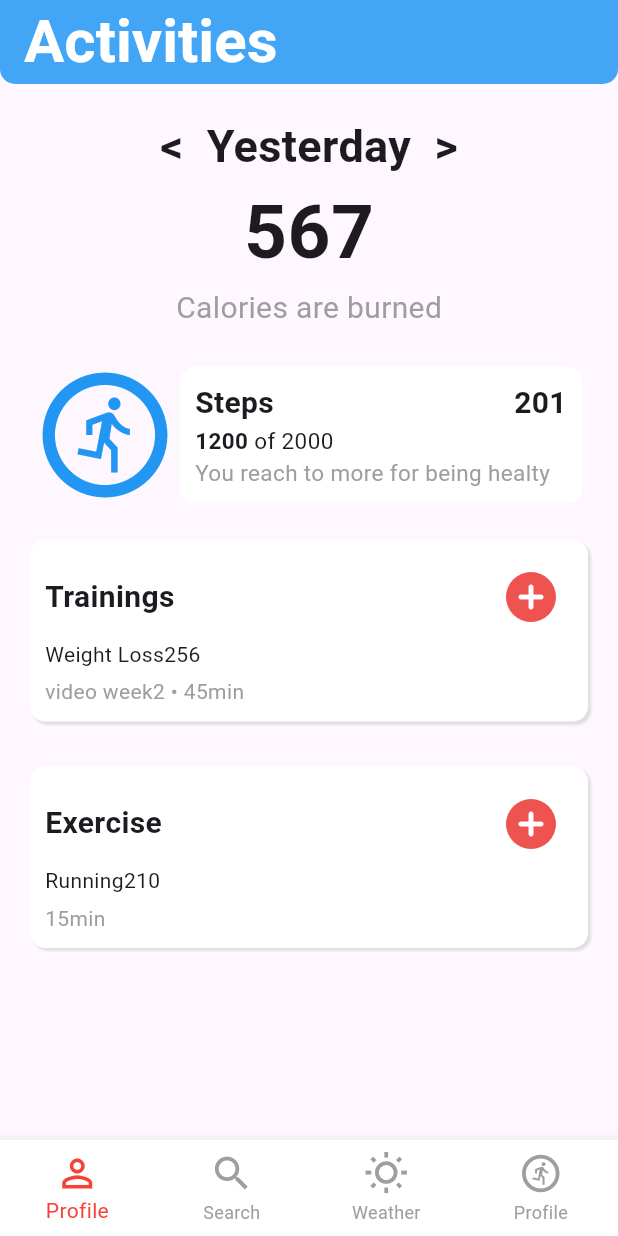
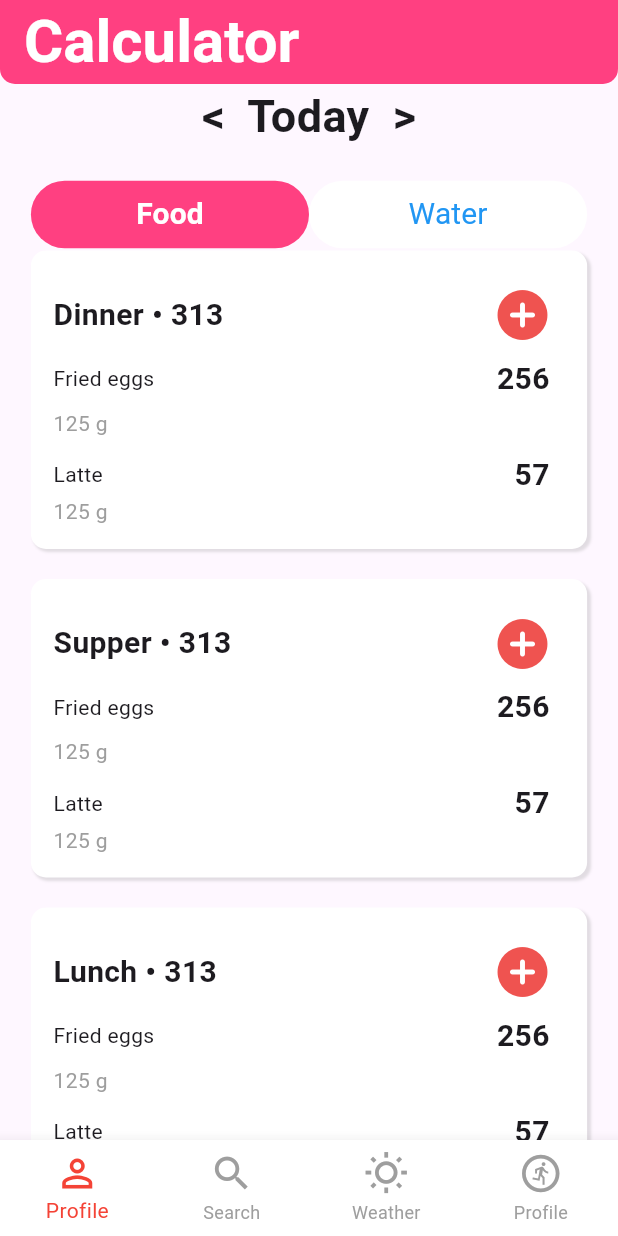
Before and after one commit to TOM-TITO-coder/Flutter_with_salaIT, a Flutter app: the screen it shows after launch, after a tap on the "add circle" icon, on a phone screen of 412 x 824 dp. Run offline on Flutter 3.47's test engine with Material 3 defaults, Android fonts, the phone set to English and light mode, and no system bars.

Commit message:
Exercise 02

```diff
--- a/lib/main.dart
+++ b/lib/main.dart
@@ -36,10 +36,11 @@
 
   @override
   Widget build(BuildContext context) {
+
     return Scaffold(
       appBar: AppBar(
         title: const Text(
-          "Activities",
+          "Calculator",
           style: TextStyle(
             color: Colors.white,
             fontSize: 40,
@@ -54,7 +55,7 @@
             bottomRight: Radius.circular(10)
           )
         ),
-        backgroundColor: Colors.blue[400],
+        backgroundColor: Colors.pinkAccent,
       ),
 
       body: _buildUI(context),
@@ -94,132 +95,155 @@
 }
 
 Widget _buildUI(BuildContext context){
+ final size = MediaQuery.of(context).size;
  return SafeArea(
-   child: Container(
-    padding: const EdgeInsets.all(20),
+   child: SizedBox(
+    //padding: const EdgeInsets.all(20),
     width: MediaQuery.of(context).size.width * 1,
     height: MediaQuery.of(context).size.height * 1,
     child: Center(
+      child: SingleChildScrollView(
         child: Column(
           children: [
             const Column(
               children: [
                 Text(
-                "<  Yesterday  >",
+                  "<  Today  >",
                   style: TextStyle(
                     fontWeight: FontWeight.bold,
                     fontSize: 30,
                   ),
                 ),
-              Text(
-                "567",
+              ],
+            ),
+
+            const SizedBox(height: 20,),
+            Row(
+              mainAxisAlignment: MainAxisAlignment.center,
+              children: [
+                TextButton(
+                  onPressed: (){},
+                  style: ButtonStyle(
+                    backgroundColor: const MaterialStatePropertyAll(Colors.pinkAccent),
+                    minimumSize: MaterialStatePropertyAll(
+                      Size(
+                        size.width * 0.45,
+                        size.height * 0.03,
+                      ),
+                    ),
+                  ),
+                  child: const Text(
+                    "Food",
                     style: TextStyle(
                       fontWeight: FontWeight.bold,
-                  fontSize: 50,
+                      fontSize: 20,
+                      color: Colors.white
                     ),
                   ),
-              Text(
-                "Calories are burned",
+                ),
+                TextButton(
+                  onPressed: (){},
+                  style: ButtonStyle(
+                    backgroundColor: const MaterialStatePropertyAll(Colors.white),
+                    minimumSize: MaterialStatePropertyAll(
+                      Size(
+                        size.width * 0.45,
+                        size.height * 0.03,
+                      ),
+                    ),
+                    overlayColor: const MaterialStatePropertyAll(Colors.pinkAccent)
+                  ),
+                  child: const Text(
+                    "Water",
                     style: TextStyle(
                       fontWeight: FontWeight.normal,
                       fontSize: 20,
-                  color: Colors.grey
+                      color: Colors.blue
+                    ),
                   ),
                 ),
               ],
             ),
-          const SizedBox(height: 20,),
-          Row(
+            SingleChildScrollView(
+              child: Column(
                 children: [
-              const SizedBox(
-                child: Icon(
-                  Icons.run_circle_outlined,
-                  size: 100,
-                  color: Colors.blue,
+                  cardUI(
+                    context,
+                    title: "Dinner • 313",
+                    description: "Fried eggs",
+                    calories: "256",
+                    icon: Icons.add_circle_rounded,
+                    onButtonPressed: () {
+
+                    },
                   ),
+                  const SizedBox(height: 20.0),
+                  cardUI(
+                    context,
+                    title: "Supper • 313",
+                    description: "Fried eggs",
+                    calories: "256",
+                    icon: Icons.add_circle_rounded,
+                    onButtonPressed: () {
+
+                    },
                   ),
-              Container(
-                width: MediaQuery.of(context).size.width * 0.65,
-                padding: const EdgeInsets.all(10),
-                decoration: BoxDecoration(
-                  borderRadius: BorderRadius.circular(10),
-                  color: Colors.white,
-                  boxShadow: [
-                    BoxShadow(
-                      color: Colors.grey.withOpacity(0.0),
-                      offset: const Offset(0.0, 3.0),
-                      blurRadius: 1.0,
-                    )
-                  ]
+                  const SizedBox(height: 20.0),
+                  cardUI(
+                    context,
+                    title: "Lunch • 313",
+                    description: "Fried eggs",
+                    calories: "256",
+                    icon: Icons.add_circle_rounded,
+                    onButtonPressed: () {
+
+                    },
                   ),
-                child: const Column(
-                  mainAxisAlignment: MainAxisAlignment.spaceEvenly,
-                  crossAxisAlignment: CrossAxisAlignment.start,
-                  children: [
-                    Row(
-                      mainAxisAlignment: MainAxisAlignment.spaceBetween,
-                      children: [
-                        Text(
-                          "Steps",
-                          style: TextStyle(
-                            fontWeight: FontWeight.bold,
-                            fontSize: 20,
+                  const SizedBox(height: 20.0),
+                  cardUI(
+                    context,
+                    title: "Night • 313",
+                    description: "Fried eggs",
+                    calories: "256",
+                    icon: Icons.add_circle_rounded,
+                    onButtonPressed: () {
+
+                    },
                   ),
-                        ),
-                        Text(
-                          "201",
-                          style: TextStyle(
-                            fontWeight: FontWeight.bold,
-                            fontSize: 20,
-                          ),
-                        ),
+                  //const SizedBox(height: 20.0),
+
                 ],
               ),
-                    Row(
-                      children: [
-                        Text(
-                          "1200",
-                          style: TextStyle(
-                            fontWeight: FontWeight.bold,
-                            fontSize: 15,
-                          ),
-                        ),
-                        Text(
-                          " of 2000",
-                          style: TextStyle(
-                            //fontWeight: FontWeight.normal,
-                            fontSize: 15,
-                          ),
-                        ),
-                      ],
-                    ),
-                    Text(
-                      "You reach to more for being healty",
-                      style: TextStyle(
-                        //fontWeight: FontWeight.normal,
-                        fontSize: 15,
-                        color: Colors.grey
-                      ),
             )
+
           ],
         ),
       ),
-            ],
     ),
-          const SizedBox(height: 20,),
-          Container(
-            padding: const EdgeInsets.all(10),
-            width: MediaQuery.of(context).size.width,
+   ),
+ );
+}
+
+Container cardUI(BuildContext context, {
+  required String title,
+  required String description,
+  required String calories,
+  required IconData icon,
+  VoidCallback? onButtonPressed, //
+}) {
+  return Container(
+    padding: const EdgeInsets.all(15.0),
+    width: MediaQuery.of(context).size.width * 0.9, // Adjust width for better scrolling
     decoration: BoxDecoration(
-              borderRadius: BorderRadius.circular(10),
+      borderRadius: BorderRadius.circular(10.0),
       color: Colors.white,
       boxShadow: [
         BoxShadow(
           color: Colors.grey.withOpacity(0.3),
-                  offset: const Offset(2, 2),
+          offset: const Offset(2.0, 2.0),
           blurRadius: 0.8,
         ),
-              ]
+      ],
     ),
     child: Column(
       mainAxisAlignment: MainAxisAlignment.spaceEvenly,
@@ -228,97 +252,57 @@
         Row(
           mainAxisAlignment: MainAxisAlignment.spaceBetween,
           children: [
-                    const Text(
-                      "Trainings",
-                      style: TextStyle(
-                        fontSize: 20,
-                        fontWeight: FontWeight.bold,
-                      ),
+            Text(
+              title,
+              style: const TextStyle(fontSize: 20.0, fontWeight: FontWeight.bold),
             ),
             IconButton(
-                      onPressed: (){},
+              onPressed: onButtonPressed, // Call the provided callback if available
               icon: Icon(
-                        Icons.add_circle_rounded,
+                icon,
                 color: Colors.red[400],
-                        size: 40,
-                      ),
-                    )
-                  ],
-                ),
-                const Row(
-                  children: [
-                    Text("Weight Loss"),
-                    Text("256"),
-                  ],
-                ),
-                const SizedBox(height: 5,),
-                const Text(
-                  "video week2 • 45min",
-                  style: TextStyle(
-                    color: Colors.grey,
+                size: 40.0,
               ),
             ),
           ],
         ),
-          ),
-          const SizedBox(height: 30,),
         Container(
-            padding: const EdgeInsets.all(10),
-            width: MediaQuery.of(context).size.width,
-            decoration: BoxDecoration(
-              borderRadius: BorderRadius.circular(10),
-              color: Colors.white,
-              boxShadow: [
-                BoxShadow(
-                  color: Colors.grey.withOpacity(0.3),
-                  offset: const Offset(2, 2),
-                  blurRadius: 0.8,
-                ),
-              ]
-            ),
-            child: Column(
-              mainAxisAlignment: MainAxisAlignment.spaceEvenly,
-              crossAxisAlignment: CrossAxisAlignment.start,
-              children: [
-                Row(
+          margin: const EdgeInsets.only(right: 10.0),
+          child: Row(
             mainAxisAlignment: MainAxisAlignment.spaceBetween,
             children: [
-                    const Text(
-                      "Exercise",
-                      style: TextStyle(
-                        fontSize: 20,
-                        fontWeight: FontWeight.bold,
-                      ),
-                    ),
-                    IconButton(
-                      onPressed: (){},
-                      icon: Icon(
-                        Icons.add_circle_rounded,
-                        color: Colors.red[400],
-                        size: 40,
-                      ),
-                    )
-                  ],
-                ),
-                const Row(
-                  children: [
-                    Text("Running"),
-                    Text("210"),
-                  ],
-                ),
-                const SizedBox(height: 5,),
-                const Text(
-                  "15min",
-                  style: TextStyle(
-                    color: Colors.grey,
-                  ),
+              Text(description),
+              Text(
+                calories,
+                style: const TextStyle(fontSize: 20.0, fontWeight: FontWeight.bold),
               ),
             ],
           ),
         ),
+        const SizedBox(height: 5.0),
+        Text(
+          "125 g",
+          style: TextStyle(color: Colors.grey),
+        ),
+        const SizedBox(height: 10.0),
+        Container(
+          margin: const EdgeInsets.only(right: 10.0),
+          child: Row(
+            mainAxisAlignment: MainAxisAlignment.spaceBetween,
+            children: [
+              Text("Latte"),
+              Text(
+                "57",
+                style: const TextStyle(fontSize: 20.0, fontWeight: FontWeight.bold),
+              ),
             ],
           ),
         ),
+        Text(
+          "125 g",
+          style: TextStyle(color: Colors.grey),
+        ),
+      ],
     ),
   );
 }
```
Lines whose indentation alone changed are shown as unchanged.
